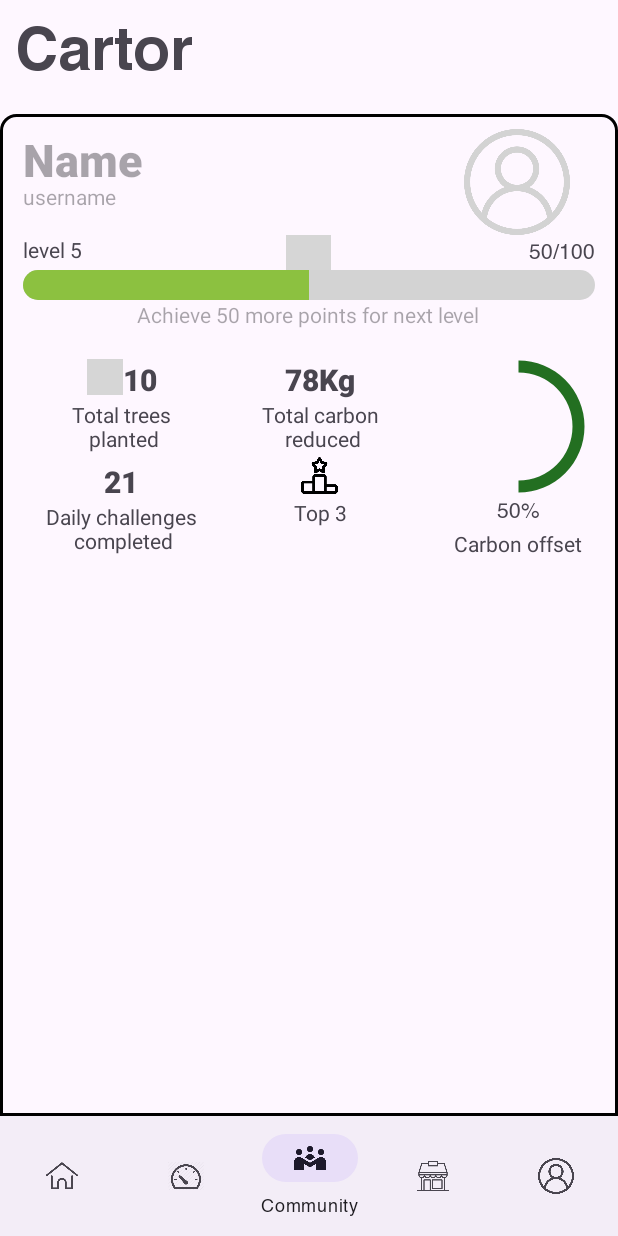
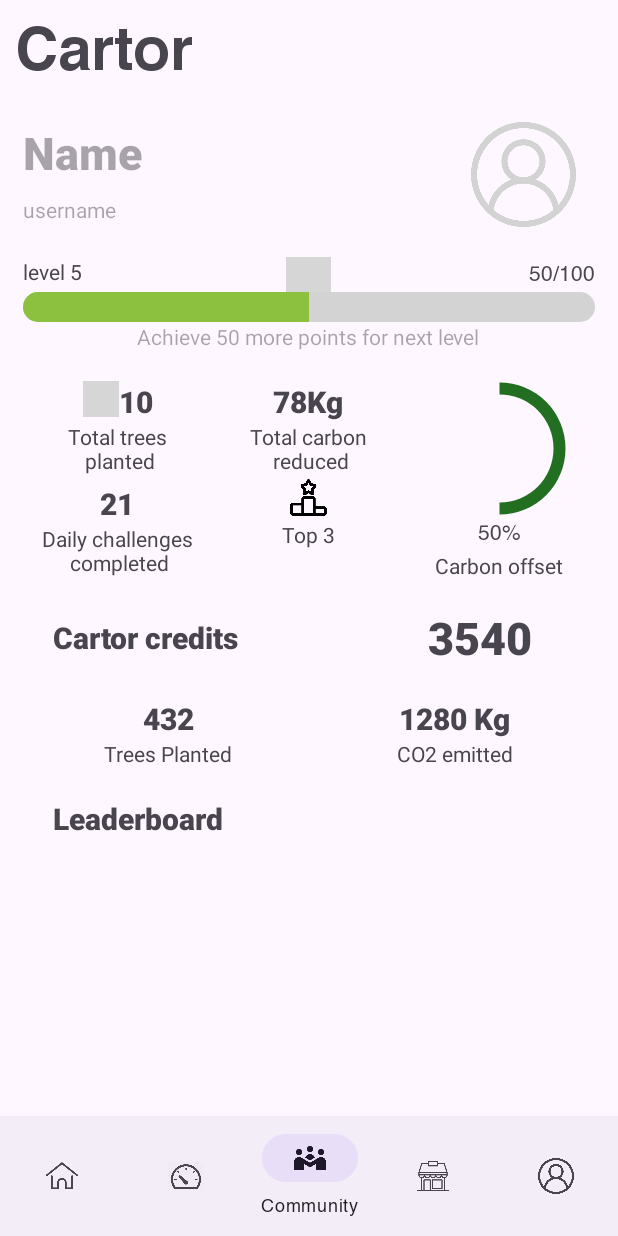
Before and after one commit to reyanshgupta/Cartor, an Android app: the screen it shows after launch (LandingPage), item 3 of the bottom bar chosen, on a phone screen of 412 x 824 dp. Run offline under Robolectric (Android 15) with nearby library versions, the phone set to English and light mode, and no system bars; our stand-ins replace Firebase (no records; nobody signed in at launch, a user with empty details on screens opened directly); grey boxes are pictures that could not be loaded.

Commit message:
basic xml ready

```diff
--- a/app/src/main/res/layout/fragment_community.xml
+++ b/app/src/main/res/layout/fragment_community.xml
@@ -4,21 +4,21 @@
     xmlns:tools="http://schemas.android.com/tools"
     android:layout_width="match_parent"
     android:layout_height="match_parent"
-    tools:context=".CommunityFragment"
-    android:background="@drawable/border">
+    tools:context=".CommunityFragment">
 
     <!-- TODO: Update blank fragment layout -->
     <LinearLayout
         android:layout_width="match_parent"
         android:layout_height="match_parent"
-        android:weightSum="5"
+        android:weightSum="4"
         android:orientation="vertical"
         android:layout_marginLeft="15dp"
-        android:layout_marginTop="10dp">
+        android:layout_marginTop="5dp"
+        android:layout_marginRight="15dp">
         <LinearLayout
             android:layout_width="match_parent"
             android:layout_height="0dp"
-            android:layout_weight="0.8"
+            android:layout_weight="1"
             android:weightSum="4"
             android:orientation="horizontal">
             <LinearLayout
@@ -30,35 +30,34 @@
                 android:fontFamily="sans-serif-black">
                 <TextView
                     android:layout_width="match_parent"
-                    android:layout_height="0dp"
-                    android:layout_weight="0.5"
+                    android:layout_height="wrap_content"
                     android:hint="Name"
                     android:id="@+id/name"
                     android:gravity="top|left"
                     android:fontFamily="sans-serif-black"
-                    android:textSize="30sp"/>
+                    android:textSize="30sp"
+                    android:layout_weight="0.6"/>
                 <TextView
                     android:layout_width="match_parent"
-                    android:layout_height="0dp"
-                    android:layout_weight="0.4"
+                    android:layout_height="wrap_content"
                     android:hint="username"
                     android:id="@+id/username"
-                    android:gravity="top|left"
-                    android:fontFamily="sans-serif"/>
+                    android:gravity="center_vertical|left"
+                    android:fontFamily="sans-serif"
+                    android:layout_weight="0.4"/>
             </LinearLayout>
 
             <ImageView
                 android:layout_width="0dp"
                 android:layout_height="match_parent"
                 android:layout_weight="1"
-                android:layout_marginRight="20dp"
                 android:src="@drawable/ic_profile"
-                app:tint="#D3D3D3" />
+                app:tint="#D3D3D3"/>
         </LinearLayout>
         <RelativeLayout
             android:layout_width="wrap_content"
             android:layout_height="wrap_content"
-            android:layout_marginRight="15dp"
+            android:layout_marginTop="20dp"
             >
             <TextView
                 android:layout_width="wrap_content"
@@ -118,7 +117,6 @@
                 android:layout_weight="1"
                 android:orientation="vertical">
 
-                <!-- First Row, First Column Content -->
                 <LinearLayout
                     android:layout_width="match_parent"
                     android:layout_height="wrap_content"
@@ -174,6 +172,7 @@
                         android:text="Daily challenges\n completed"
                         android:fontFamily="sans-serif"
                         android:textAlignment="center"
+                        android:id="@+id/challangetext"
                         />
                 </LinearLayout>
             </LinearLayout>
@@ -259,7 +258,131 @@
                     android:gravity="center"
                     android:fontFamily="sans-serif"/>
             </LinearLayout>
+
         </LinearLayout>
+        <LinearLayout
+            android:layout_width="match_parent"
+            android:layout_height="wrap_content"
+            android:id="@+id/creditlayout"
+            android:layout_marginTop="20dp"
+            android:orientation="horizontal"
+            android:weightSum="2">
+            <LinearLayout
+                android:layout_width="wrap_content"
+                android:layout_height="wrap_content"
+                android:layout_weight="1"
+                android:layout_gravity="center_vertical">
+                <TextView
+                    android:layout_width="wrap_content"
+                    android:layout_height="wrap_content"
+                    android:id="@+id/credittext"
+                    android:text="Cartor credits"
+                    android:fontFamily="sans-serif-black"
+                    android:textSize="20sp"
+                    android:layout_centerVertical="true"
+                    android:layout_marginLeft="20dp"
+                    />
+            </LinearLayout>
+
+            <LinearLayout
+                android:layout_width="wrap_content"
+                android:layout_height="wrap_content"
+                android:layout_weight="1">
+
+                <TextView
+                    android:id="@+id/carboncredits"
+                    android:layout_width="wrap_content"
+                    android:layout_height="wrap_content"
+                    android:fontFamily="sans-serif-black"
+                    android:text="3540"
+                    android:textSize="30sp"
+                    android:layout_gravity="center"
+                    android:textAlignment="center"
+                    android:layout_weight="1"/>
+            </LinearLayout>
+
+
+        </LinearLayout>
+
+        <LinearLayout
+            android:layout_width="match_parent"
+            android:layout_height="wrap_content"
+            android:orientation="horizontal"
+            android:baselineAligned="false"
+            android:layout_marginTop="20dp"
+            android:weightSum="2"
+            >
+
+            <LinearLayout
+                android:layout_width="wrap_content"
+                android:layout_height="wrap_content"
+                android:layout_weight="1"
+                android:orientation="vertical">
+
+                    <TextView
+                        android:layout_width="wrap_content"
+                        android:layout_height="wrap_content"
+                        android:text="432"
+                        android:fontFamily="sans-serif-black"
+                        android:layout_gravity="center"
+                        android:textSize="20sp"/>
+                    <TextView
+                        android:layout_width="wrap_content"
+                        android:layout_height="wrap_content"
+                        android:text="Trees Planted"
+                        android:fontFamily="sans-serif"
+                        android:layout_gravity="center"/>
+            </LinearLayout>
+
+            <LinearLayout
+                android:layout_width="wrap_content"
+                android:layout_height="wrap_content"
+                android:layout_weight="1">
+
+                <LinearLayout
+                    android:layout_width="wrap_content"
+                    android:layout_height="wrap_content"
+                    android:layout_weight="1"
+                    android:orientation="vertical">
+                    <TextView
+                        android:layout_width="wrap_content"
+                        android:layout_height="wrap_content"
+                        android:text="1280 Kg"
+                        android:fontFamily="sans-serif-black"
+                        android:layout_gravity="center"
+                        android:textSize="20dp"/>
+
+                    <TextView
+                        android:layout_width="wrap_content"
+                        android:layout_height="wrap_content"
+                        android:text="CO2 emitted"
+                        android:fontFamily="sans-serif"
+                        android:layout_gravity="center"/>
+                </LinearLayout>
+
+            </LinearLayout>
+        </LinearLayout>
+    <LinearLayout
+        android:layout_width="wrap_content"
+        android:layout_height="0dp"
+        android:orientation="vertical"
+        android:layout_marginTop="20dp"
+        android:layout_weight="2"
+        >
+        <TextView
+            android:layout_width="wrap_content"
+            android:layout_height="wrap_content"
+            android:text="Leaderboard"
+            android:fontFamily="sans-serif-black"
+            android:textSize="20sp"
+            android:layout_marginLeft="20dp"/>
+
+
+        <ListView
+            android:layout_width="wrap_content"
+            android:layout_height="match_parent"
+            android:id="@+id/leaderboardlist"/>
+    </LinearLayout>
 
     </LinearLayout>
 
```
